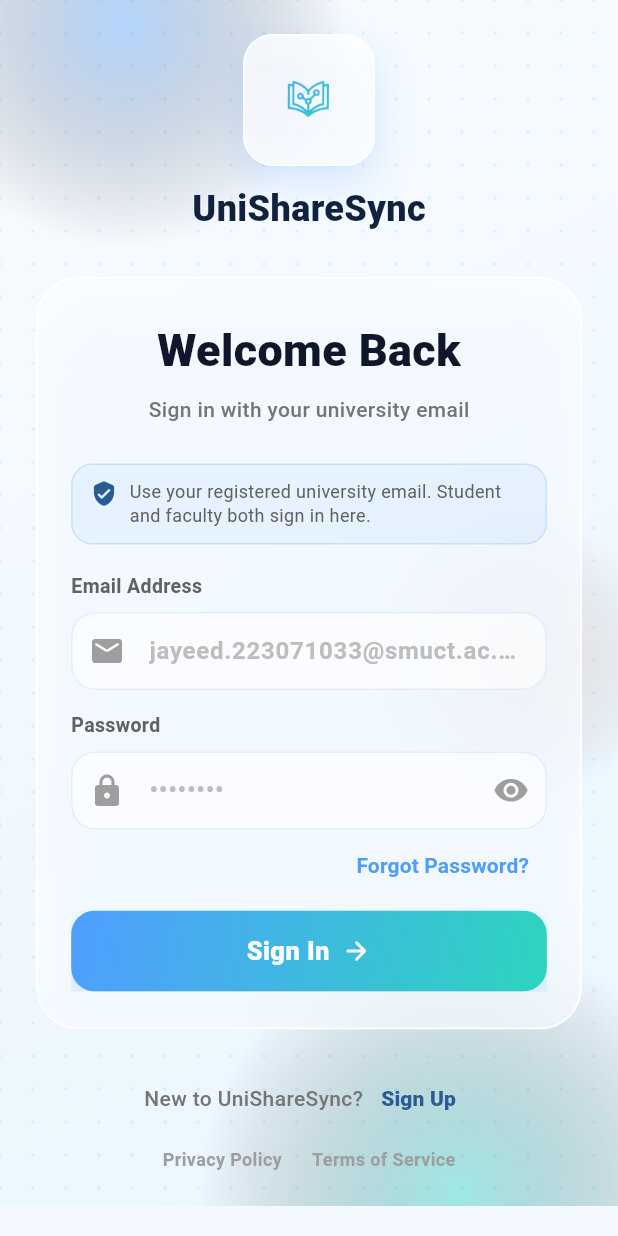
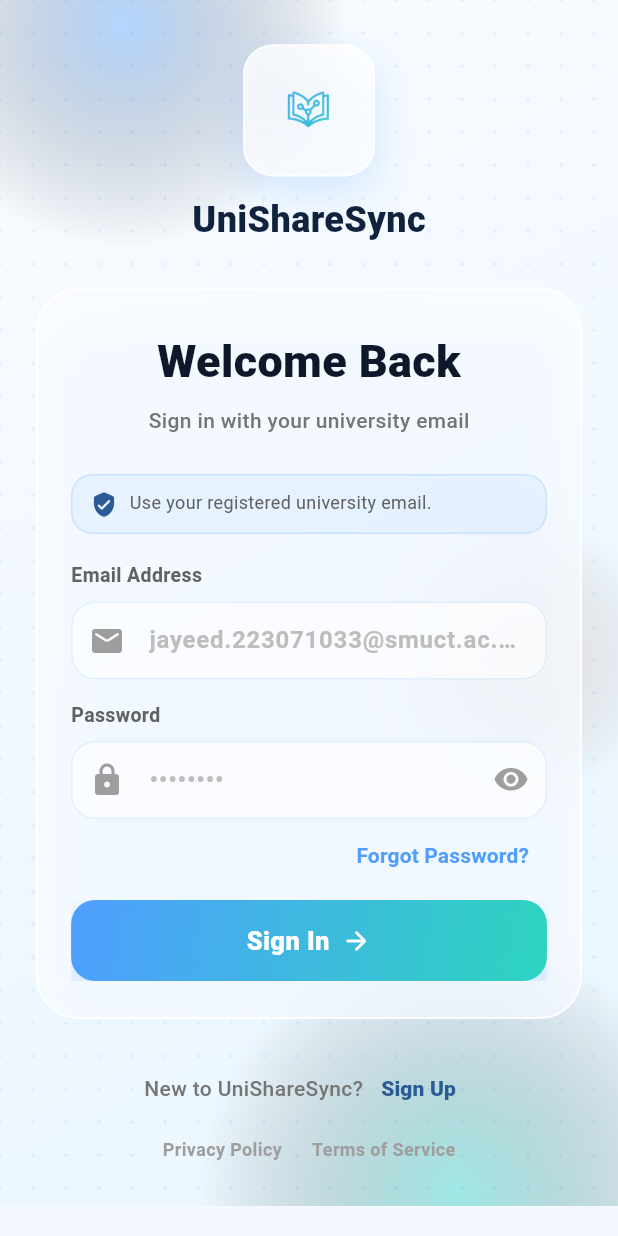
Before and after one commit to mhjayeed715/UniShareSync-Mobile-App, a Flutter app: the SignInScreen screen opened directly, on a phone screen of 412 x 824 dp. Run offline on Flutter 3.47's test engine with Material 3 defaults, Android fonts, the phone set to English and light mode, and no system bars; our stand-ins replace image_picker, shared_preferences, supabase_flutter, webview_flutter; accounts and stored records are empty.

Commit message:
fix(auth): add fixed faculty login and improve input validation

```diff
--- a/lib/core/config/app_secrets.dart
+++ b/lib/core/config/app_secrets.dart
@@ -21,6 +21,16 @@ class AppSecrets {
     defaultValue: 'UniShareSync@Admin123',
   );
 
+  static const fixedFacultyEmail = String.fromEnvironment(
+    'FACULTY_EMAIL',
+    defaultValue: 'faculty.demo@smuct.ac.bd',
+  );
+
+  static const fixedFacultyPassword = String.fromEnvironment(
+    'FACULTY_PASSWORD',
+    defaultValue: 'UniShareSync@Faculty123',
+  );
+
   static const passwordRecoveryRedirectTo = String.fromEnvironment(
     'PASSWORD_RECOVERY_REDIRECT_TO',
     defaultValue: 'unisharesync://reset-password',
--- a/lib/features/auth/login_screen.dart
+++ b/lib/features/auth/login_screen.dart
@@ -36,7 +36,8 @@ class _SignInScreenState extends State<SignInScreen> {
 
   bool _isUniversityEmail(String email) {
     final value = email.trim().toLowerCase();
-    if (value == AppSecrets.fixedAdminEmail.toLowerCase()) {
+    if (value == AppSecrets.fixedAdminEmail.toLowerCase() ||
+        value == AppSecrets.fixedFacultyEmail.toLowerCase()) {
       return true;
     }
 
@@ -309,7 +310,7 @@ class _SignInScreenState extends State<SignInScreen> {
                                       const SizedBox(width: 8),
                                       Expanded(
                                         child: Text(
-                                          'Use your registered university email. Student and faculty both sign in here.',
+                                          'Use your registered university email.',
                                           style: TextStyle(
                                             fontSize: 12,
                                             height: 1.35,
--- a/lib/features/auth/password_reset_screen.dart
+++ b/lib/features/auth/password_reset_screen.dart
@@ -1019,7 +1019,6 @@ class _GlassInput extends StatelessWidget {
     required this.prefixIcon,
     required this.enabled,
     this.keyboardType,
-    this.obscureText = false,
   });
 
   final TextEditingController controller;
@@ -1027,7 +1026,6 @@ class _GlassInput extends StatelessWidget {
   final IconData prefixIcon;
   final bool enabled;
   final TextInputType? keyboardType;
-  final bool obscureText;
 
   @override
   Widget build(BuildContext context) {
@@ -1035,7 +1033,7 @@ class _GlassInput extends StatelessWidget {
       controller: controller,
       enabled: enabled,
       keyboardType: keyboardType,
-      obscureText: obscureText,
+      obscureText: false,
       style: const TextStyle(
         color: Color(0xFF0F172A),
         fontWeight: FontWeight.w600,
--- a/lib/features/auth/signup_screen.dart
+++ b/lib/features/auth/signup_screen.dart
@@ -75,7 +75,7 @@ class _SignUpScreenState extends State<SignUpScreen> {
   bool _isUniversityEmail(String email) {
     final value = email.trim().toLowerCase();
     final pattern = RegExp(
-      r'^[a-z]+(?:\.[a-z]+)*(?:\.\d+)?@[a-z][a-z0-9-]*\.ac\.bd$',
+      r'^[a-z0-9]+(?:\.[a-z0-9]+)*@[a-z][a-z0-9-]*\.ac\.bd$',
     );
     return pattern.hasMatch(value);
   }
@@ -1054,7 +1054,7 @@ class _DropdownField extends StatelessWidget {
         ),
         const SizedBox(height: 8),
         DropdownButtonFormField<String>(
-          value: value,
+          initialValue: value,
           validator: validator,
           dropdownColor: Colors.white,
           isExpanded: true,
```
Also changed, not shown: lib/features/auth/verify_signup_otp_screen.dart (+5 -10 lines), lib/services/auth_service.dart (+45 -3 lines).
